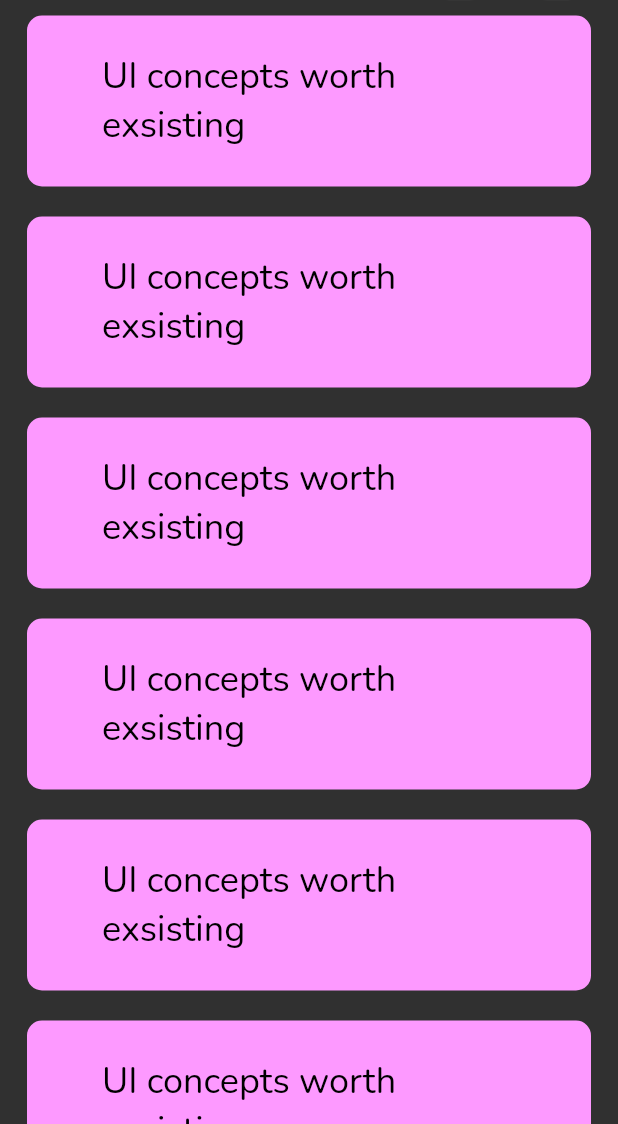
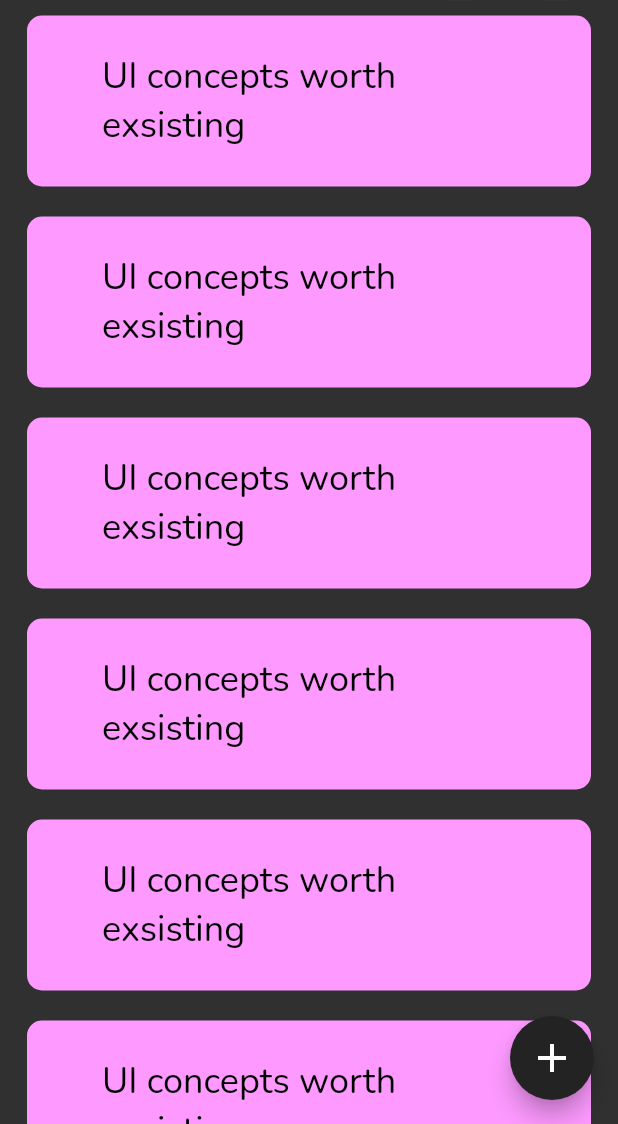
Before and after one commit to ykhaledw/notes_app, a Flutter app: the screen it shows after launch, on a phone screen of 412 x 824 dp, the part 112-1236 px from its top. Run offline on Flutter 3.47's test engine with Material 2 defaults, Android fonts, the phone set to English and light mode, and no system bars.

```diff
--- a/lib/views/notes_view.dart
+++ b/lib/views/notes_view.dart
@@ -6,8 +6,23 @@ class NotesView extends StatelessWidget {
 
   @override
   Widget build(BuildContext context) {
-    return const Scaffold(
-      body: NotesViewBody(),
+    return Scaffold(
+      floatingActionButton: FloatingActionButton(
+        backgroundColor: const Color(0xff232323),
+        onPressed: () {
+          showModalBottomSheet(
+              context: context,
+              builder: (context) {
+                return Container();
+              });
+        },
+        child: const Icon(
+          Icons.add,
+          color: Colors.white,
+          size: 32,
+        ),
+      ),
+      body: const NotesViewBody(),
     );
   }
 }
```
Also changed, not shown: lib/widgets/add_bottom_sheet.dart (added, +14 -0 lines).
